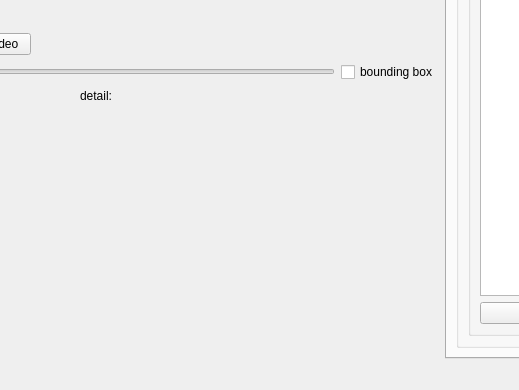
Qt form ui/mainwindow.ui (FH2019-lab/--) before a commit; both pictures show x 467 to 986 and y 330 to 720 of the 1280 by 720 pixel window.
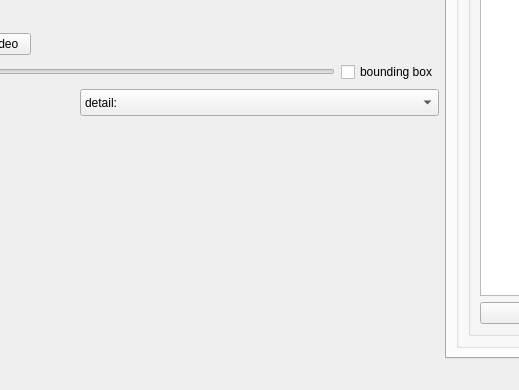
The same form after that commit. Custom widgets are drawn as their Qt base class.

```diff
--- a/ui/mainwindow.ui
+++ b/ui/mainwindow.ui
@@ -161,29 +161,52 @@
            </spacer>
           </item>
           <item>
-           <layout class="QVBoxLayout" name="verticalLayout_4">
+           <layout class="QVBoxLayout" name="verticalLayout_4" stretch="1,1,8">
             <item>
-             <widget class="QLabel" name="label_text_detail">
+             <widget class="QComboBox" name="comboBox_detail">
               <property name="sizePolicy">
-               <sizepolicy hsizetype="Ignored" vsizetype="Fixed">
+               <sizepolicy hsizetype="Preferred" vsizetype="Preferred">
                 <horstretch>0</horstretch>
                 <verstretch>0</verstretch>
                </sizepolicy>
               </property>
-              <property name="text">
-               <string>detail:</string>
-              </property>
+              <item>
+               <property name="text">
+                <string>detail:</string>
+               </property>
+              </item>
+              <item>
+               <property name="text">
+                <string>heatmap:</string>
+               </property>
+              </item>
              </widget>
             </item>
             <item>
-             <widget class="QWidget" name="widget" native="true">
-              <property name="sizePolicy">
-               <sizepolicy hsizetype="Ignored" vsizetype="Preferred">
-                <horstretch>0</horstretch>
-                <verstretch>0</verstretch>
-               </sizepolicy>
+             <spacer name="horizontalSpacer_3">
+              <property name="orientation">
+               <enum>Qt::Horizontal</enum>
               </property>
-             </widget>
+              <property name="sizeHint" stdset="0">
+               <size>
+                <width>40</width>
+                <height>20</height>
+               </size>
+              </property>
+             </spacer>
+            </item>
+            <item>
+             <spacer name="picture_detail">
+              <property name="orientation">
+               <enum>Qt::Vertical</enum>
+              </property>
+              <property name="sizeHint" stdset="0">
+               <size>
+                <width>20</width>
+                <height>40</height>
+               </size>
+              </property>
+             </spacer>
             </item>
            </layout>
           </item>
```
